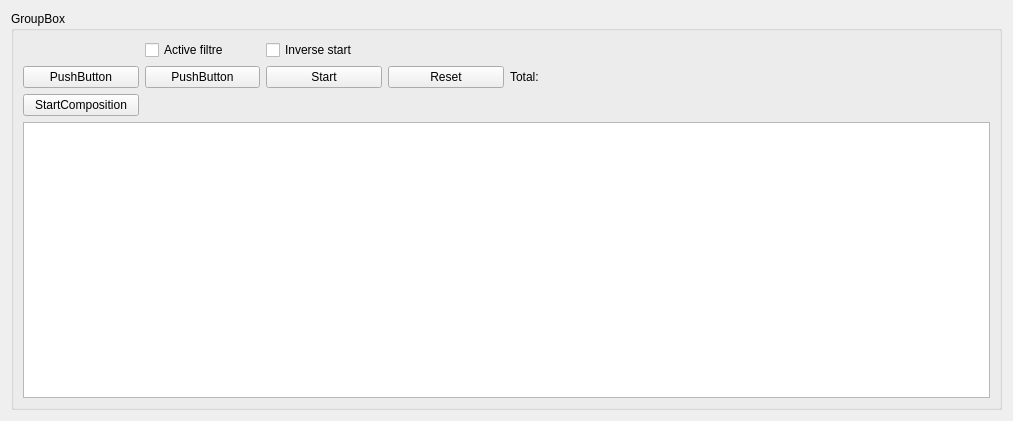
Qt form view/statArray.ui (jfroger78/Programme_5_bis_chiffre) before a commit.
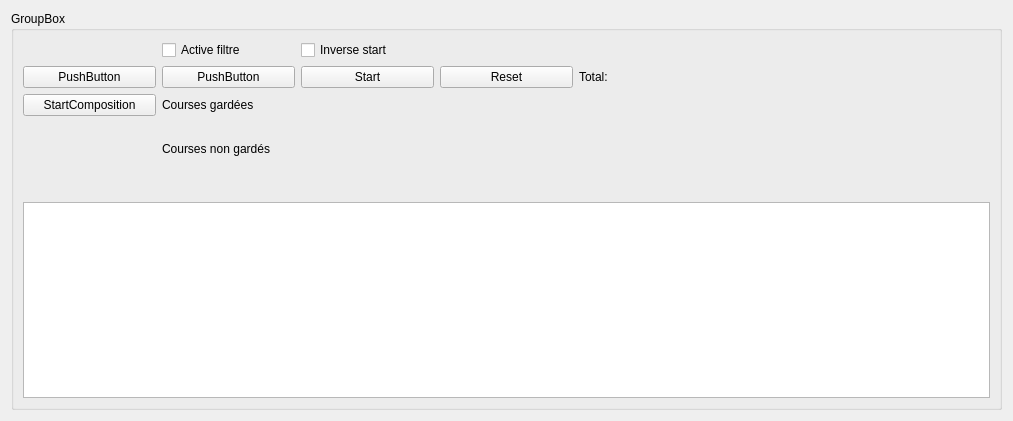
The same form after that commit.

Commit message: [FEATURE] - Add percent on keeped and removed datas line.

What changed in the file:
```diff
--- a/view/statArray.ui
+++ b/view/statArray.ui
@@ -34,16 +34,6 @@
         </property>
        </widget>
       </item>
-      <item row="1" column="4">
-       <widget class="QLabel" name="m_totalLabel">
-        <property name="text">
-         <string>Total: </string>
-        </property>
-       </widget>
-      </item>
-      <item row="3" column="0" colspan="8">
-       <widget class="QTableView" name="m_statDatas"/>
-      </item>
       <item row="1" column="3">
        <widget class="QPushButton" name="m_reset">
         <property name="text">
@@ -51,6 +41,34 @@
         </property>
        </widget>
       </item>
+      <item row="4" column="1">
+       <widget class="QLabel" name="m_compositionNoKeepLabel">
+        <property name="text">
+         <string>Courses non gardés</string>
+        </property>
+       </widget>
+      </item>
+      <item row="1" column="0">
+       <widget class="QPushButton" name="m_changeStatBtn">
+        <property name="text">
+         <string>PushButton</string>
+        </property>
+       </widget>
+      </item>
+      <item row="4" column="3">
+       <widget class="QLabel" name="m_compositionNoNumbers">
+        <property name="text">
+         <string/>
+        </property>
+       </widget>
+      </item>
+      <item row="2" column="2">
+       <widget class="QLabel" name="m_compositionKeepInfo">
+        <property name="text">
+         <string/>
+        </property>
+       </widget>
+      </item>
       <item row="1" column="5">
        <widget class="QLabel" name="m_total">
         <property name="text">
@@ -58,6 +76,13 @@
         </property>
        </widget>
       </item>
+      <item row="4" column="4" colspan="3">
+       <widget class="QLabel" name="m_compositionNoDetails">
+        <property name="text">
+         <string/>
+        </property>
+       </widget>
+      </item>
       <item row="0" column="1">
        <widget class="QCheckBox" name="m_activeSecondFilter">
         <property name="text">
@@ -65,10 +90,13 @@
         </property>
        </widget>
       </item>
-      <item row="1" column="0">
-       <widget class="QPushButton" name="m_changeStatBtn">
+      <item row="10" column="0" colspan="7">
+       <widget class="QTableView" name="m_statDatas"/>
+      </item>
+      <item row="4" column="2">
+       <widget class="QLabel" name="m_compositionNoKeepInfos">
         <property name="text">
-         <string>PushButton</string>
+         <string/>
         </property>
        </widget>
       </item>
@@ -79,9 +107,16 @@
         </property>
        </widget>
       </item>
-      <item row="2" column="1" colspan="7">
-       <widget class="QLabel" name="m_composition">
+      <item row="1" column="4">
+       <widget class="QLabel" name="m_totalLabel">
         <property name="text">
+         <string>Total: </string>
+        </property>
+       </widget>
+      </item>
+      <item row="3" column="0" colspan="7">
+       <widget class="QLabel" name="m_compositionDetails">
+        <property name="text">
          <string/>
         </property>
         <property name="wordWrap">
@@ -89,6 +124,23 @@
         </property>
        </widget>
       </item>
+      <item row="2" column="1">
+       <widget class="QLabel" name="m_compositionKeepLabel">
+        <property name="text">
+         <string>Courses gardées</string>
+        </property>
+        <property name="wordWrap">
+         <bool>true</bool>
+        </property>
+       </widget>
+      </item>
+      <item row="2" column="3">
+       <widget class="QLabel" name="m_compositionNumber">
+        <property name="text">
+         <string/>
+        </property>
+       </widget>
+      </item>
       <item row="0" column="2">
        <widget class="QCheckBox" name="m_subFilterType">
         <property name="text">
@@ -96,6 +148,26 @@
         </property>
        </widget>
       </item>
+      <item row="6" column="0" colspan="7">
+       <widget class="QLabel" name="m_removedApparition">
+        <property name="text">
+         <string/>
+        </property>
+        <property name="wordWrap">
+         <bool>true</bool>
+        </property>
+       </widget>
+      </item>
+      <item row="5" column="0" colspan="7">
+       <widget class="QLabel" name="m_numberDetailRemoved">
+        <property name="text">
+         <string/>
+        </property>
+        <property name="wordWrap">
+         <bool>true</bool>
+        </property>
+       </widget>
+      </item>
      </layout>
     </widget>
    </item>
```
The commit also changes 8 other files.
